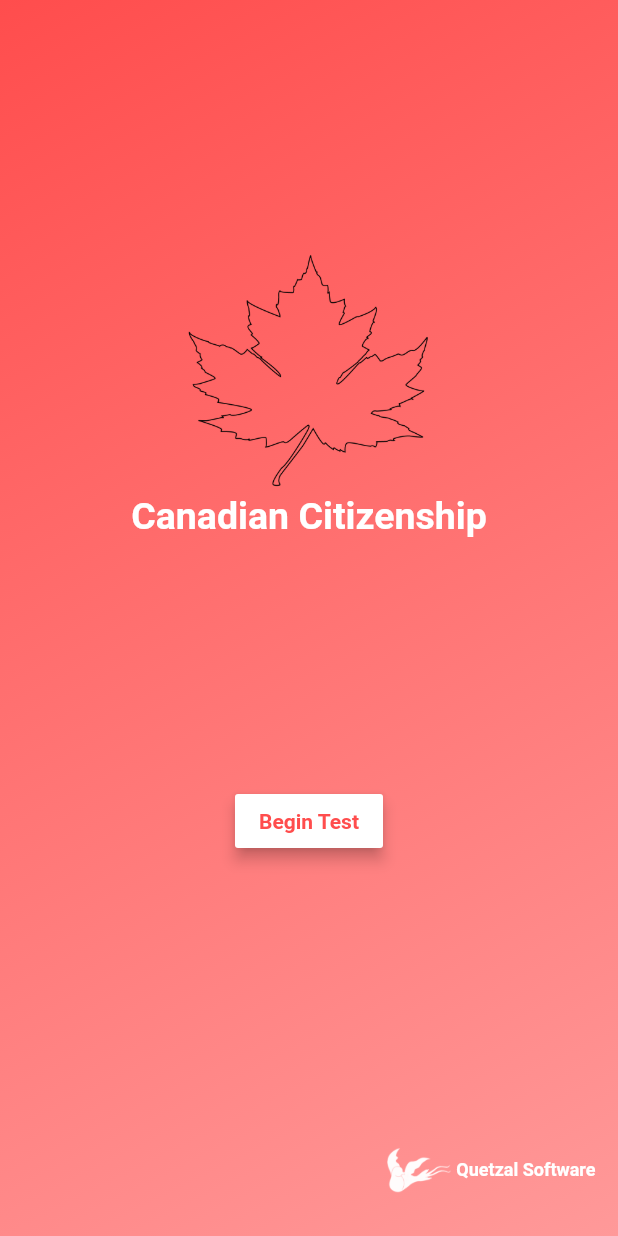
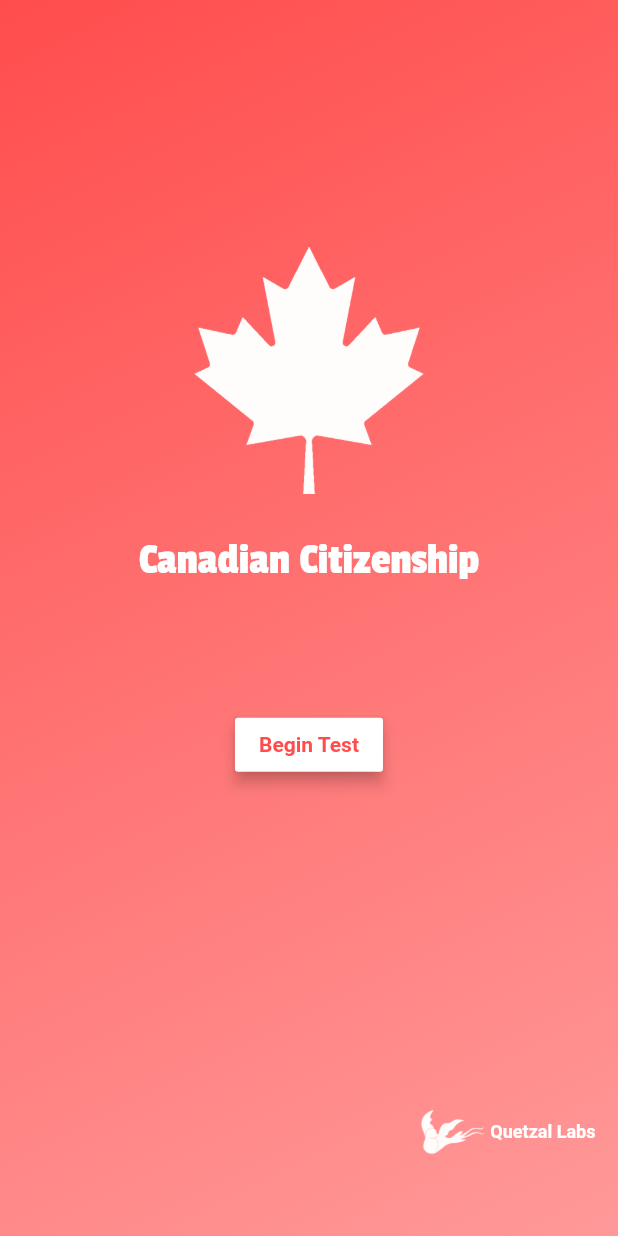
Before and after one commit to liangpeter08/quizlet, a Flutter app: the screen it shows after launch, on a phone screen of 412 x 824 dp. Run offline on Flutter 3.47's test engine with Material 2 defaults, Android fonts, the phone set to English and light mode, and no system bars.

Commit message:
sdfasf23

```diff
--- a/lib/views/mainview.dart
+++ b/lib/views/mainview.dart
@@ -49,16 +49,17 @@ class MyApp extends StatelessWidget {
                     children: [
                   Container(padding: EdgeInsets.only(top: screenHeight / 5)),
                   Image.asset('assets/mapleleaf.png', height: screenHeight / 5),
+                  Container(margin: EdgeInsets.only(top: screenHeight / 30), child:
                   Text(
                     'Canadian Citizenship',
                     textAlign: TextAlign.center,
                     style: TextStyle(
+                        fontFamily: 'font2',
                         color: Color(0xFFFFFFFF),
-                        fontWeight: FontWeight.bold,
-                        fontSize: 25),
-                  ),
+                        fontSize: 30),
+                  )),
                   Container(
-                      margin: EdgeInsets.only(top: screenHeight / 5),
+                      margin: EdgeInsets.only(top: screenHeight / 10),
                       child: MaterialButton(
                         color: Color(0xFFFFFFFFF),
                         elevation: 4.0,
@@ -84,7 +85,7 @@ class MyApp extends StatelessWidget {
                           Container(
                             padding: EdgeInsets.only(right: 15),
                             child: Text(
-                              'Quetzal Software',
+                              'Quetzal Labs',
                               style: TextStyle(
                                   color: Color(0xFFFFFFFF),
                                   fontWeight: FontWeight.bold,
--- a/lib/views/questionview.dart
+++ b/lib/views/questionview.dart
@@ -6,8 +6,8 @@ import '../util/enums.dart';
 
 class QuestionPage extends StatefulWidget {
   // This widget is the root of your application.
-  List<List<String>> questions;
-  List<int> selectedQuestions;
+  final List<List<String>> questions;
+  final List<int> selectedQuestions;
 
   QuestionPage(
       {this.questions,
```
Also changed, not shown: pubspec.yaml (+9 -11 lines), assets/fonts/Akronim-Regular.ttf (added), assets/fonts/PassionOne-Regular.ttf (added), assets/mapleleaf.png.
